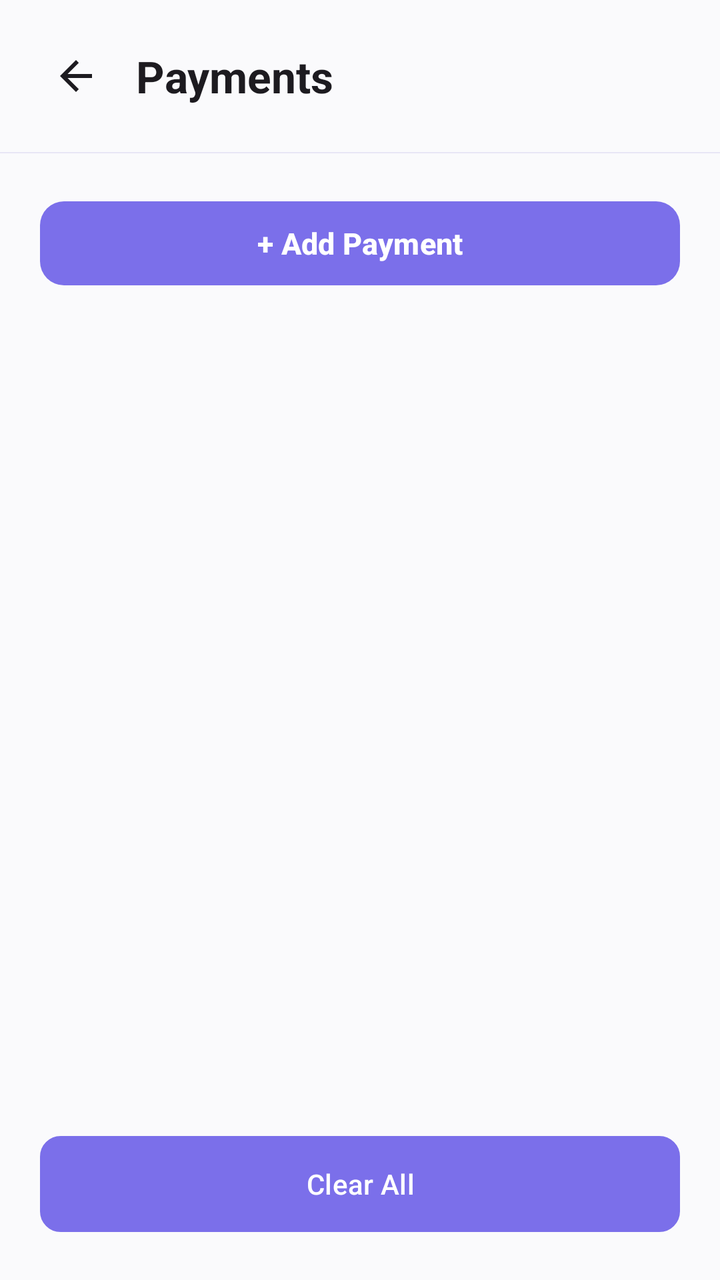
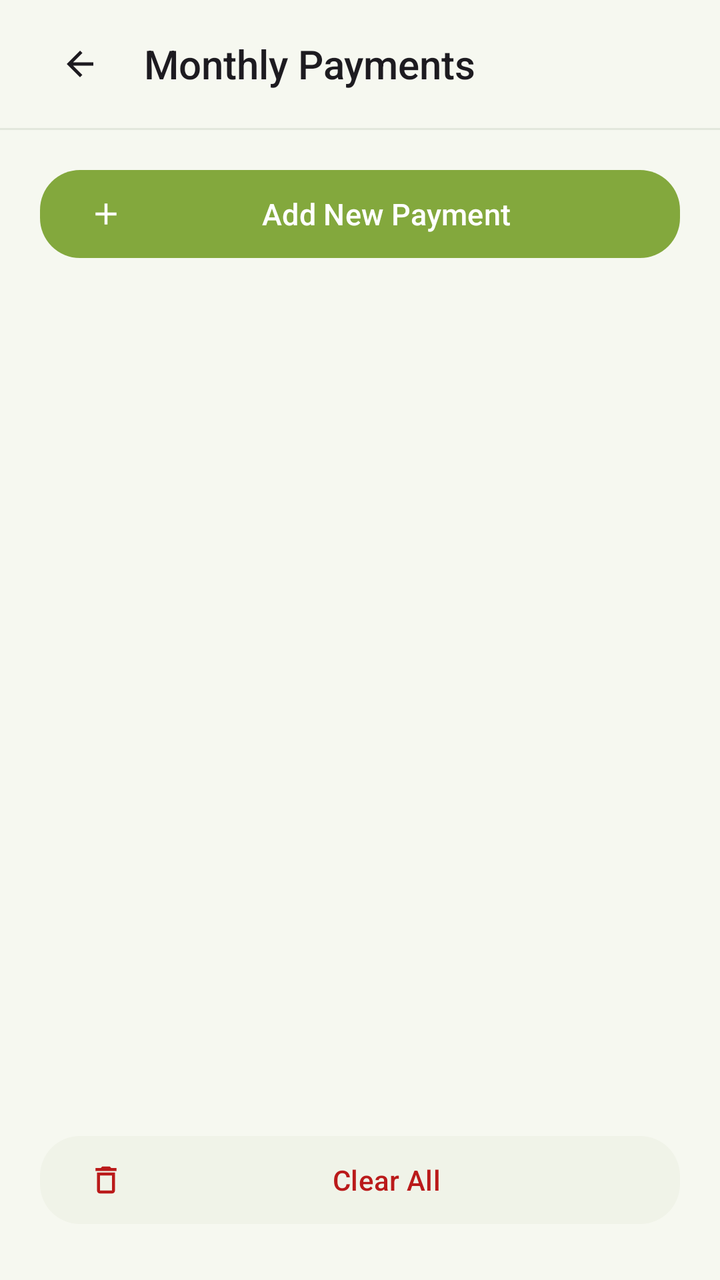

The first picture is an Android layout as it rendered before a commit; the second is the same layout after the commit. The layout source and the unified diff follow.
<!-- AndroidManifest.xml: application theme Theme.Reminder -->
<!-- res/layout/activity_monthly_payments.xml -->
<?xml version="1.0" encoding="utf-8"?>
<androidx.constraintlayout.widget.ConstraintLayout xmlns:android="http://schemas.android.com/apk/res/android"
    xmlns:app="http://schemas.android.com/apk/res-auto"
    xmlns:tools="http://schemas.android.com/tools"
    android:id="@+id/monthlyPaymentsLayout"
    android:layout_width="match_parent"
    android:layout_height="match_parent"
    android:background="@color/colorBackground"
    tools:context=".MonthlyPaymentsActivity">

    
    <RelativeLayout
        android:id="@+id/header"
        android:layout_width="0dp"
        android:layout_height="wrap_content"
        android:paddingHorizontal="20dp"
        android:paddingTop="24dp"
        android:paddingBottom="16dp"
        app:layout_constraintTop_toTopOf="parent"
        app:layout_constraintStart_toStartOf="parent"
        app:layout_constraintEnd_toEndOf="parent">

        <ImageView
            android:id="@+id/btnBack"
            android:layout_width="36dp"
            android:layout_height="36dp"
            android:src="@drawable/abc_ic_ab_back_material"
            android:padding="6dp"
            android:background="?attr/selectableItemBackgroundBorderless"
            android:layout_alignParentStart="true"
            android:layout_centerVertical="true"
            app:tint="?android:attr/textColorPrimary"
            android:contentDescription="Back" />

        <TextView
            android:layout_width="wrap_content"
            android:layout_height="wrap_content"
            android:layout_toEndOf="@id/btnBack"
            android:layout_marginStart="12dp"
            android:layout_centerVertical="true"
            android:text="Payments"
            android:textColor="@color/colorTextPrimary"
            android:textSize="22sp"
            android:textStyle="bold" />
    </RelativeLayout>

    
    <View
        android:id="@+id/headerDivider"
        android:layout_width="0dp"
        android:layout_height="0.5dp"
        android:background="@color/colorDivider"
        app:layout_constraintTop_toBottomOf="@id/header"
        app:layout_constraintStart_toStartOf="parent"
        app:layout_constraintEnd_toEndOf="parent" />

    
    <LinearLayout
        android:id="@+id/inputRow"
        android:layout_width="0dp"
        android:layout_height="wrap_content"
        android:orientation="vertical"
        android:paddingHorizontal="20dp"
        android:paddingTop="20dp"
        android:paddingBottom="12dp"
        app:layout_constraintTop_toBottomOf="@id/headerDivider"
        app:layout_constraintStart_toStartOf="parent"
        app:layout_constraintEnd_toEndOf="parent">

        <com.google.android.material.button.MaterialButton
            android:id="@+id/addPaymentButton"
            android:layout_width="match_parent"
            android:layout_height="50dp"
            android:text="+ Add Payment"
            android:textColor="#FFFFFF"
            android:textSize="15sp"
            android:textStyle="bold"
            app:cornerRadius="12dp"
            app:backgroundTint="@color/accent_purple" />
    </LinearLayout>

    
    <TextView
        android:id="@+id/txtNoPayments"
        android:layout_width="0dp"
        android:layout_height="wrap_content"
        android:text="No payments configured"
        android:textColor="@color/colorTextSecondary"
        android:textSize="13sp"
        android:paddingHorizontal="20dp"
        android:paddingVertical="12dp"
        android:visibility="gone"
        app:layout_constraintTop_toBottomOf="@id/inputRow"
        app:layout_constraintStart_toStartOf="parent"
        app:layout_constraintEnd_toEndOf="parent" />

    
    <androidx.recyclerview.widget.RecyclerView
        android:id="@+id/paymentRecyclerView"
        android:layout_width="0dp"
        android:layout_height="0dp"
        android:paddingHorizontal="20dp"
        android:paddingBottom="80dp"
        android:clipToPadding="false"
        app:layout_constraintTop_toBottomOf="@id/inputRow"
        app:layout_constraintBottom_toBottomOf="parent"
        app:layout_constraintStart_toStartOf="parent"
        app:layout_constraintEnd_toEndOf="parent" />

    
    <Button
        android:id="@+id/clearAllBtn"
        android:layout_width="0dp"
        android:layout_height="48dp"
        android:layout_marginHorizontal="20dp"
        android:layout_marginBottom="24dp"
        android:background="@drawable/rounded_secondary_button"
        android:text="@string/clear_all"
        android:textColor="#FFFFFF"
        android:textSize="14sp"
        app:layout_constraintBottom_toBottomOf="parent"
        app:layout_constraintStart_toStartOf="parent"
        app:layout_constraintEnd_toEndOf="parent" />

</androidx.constraintlayout.widget.ConstraintLayout>
<!-- resources referenced by this layout -->
<resources>
  <color name="accent_purple">@color/colorAccent</color>
  <color name="colorBackground">@color/light_background</color>
  <color name="colorDivider">@color/light_divider</color>
  <color name="colorTextPrimary">@color/light_text_primary</color>
  <color name="colorTextSecondary">@color/light_text_secondary</color>
  <!-- drawable rounded_secondary_button (drawable) -->
  <?xml version="1.0" encoding="utf-8"?>
  <ripple xmlns:android="http://schemas.android.com/apk/res/android"
      android:color="?attr/colorControlHighlight">
      <item android:id="@android:id/mask">
          <shape android:shape="rectangle">
              <solid android:color="@android:color/white" />
              <corners android:radius="10dp" />
          </shape>
      </item>
      <item>
          <shape android:shape="rectangle">
              <solid android:color="#2A1A1A" />
              <stroke android:width="0.5dp" android:color="#3A2020" />
              <corners android:radius="10dp" />
          </shape>
      </item>
  </ripple>
  <style name="Theme.Reminder" parent="Theme.Material3.DayNight.NoActionBar">
          <item name="colorPrimary">@color/accent_purple</item>
          <item name="colorOnPrimary">@color/white</item>
          <item name="colorSecondary">@color/accent_purple</item>
          <item name="colorOnSecondary">@color/white</item>
          <item name="android:statusBarColor">@color/colorBackground</item>
          <item name="android:windowLightStatusBar" tools:targetApi="m">true</item>
          <item name="android:timePickerMode">spinner</item>
  
          
          <item name="android:windowBackground">@color/light_background</item>
          <item name="colorSurface">@color/light_surface</item>
          <item name="colorOnSurface">@color/light_text_primary</item>
      </style>
  <color name="colorAccent">@color/light_primary</color>
  <color name="light_background">#FAFAFC</color>
  <color name="light_divider">#E8E6F5</color>
  <color name="light_text_primary">#1D1B20</color>
  <color name="light_text_secondary">#49454F</color>
  <color name="light_surface">#FFFFFF</color>
  <color name="light_primary">#7B6FEA</color>
  <!-- unchanged entries left out for length: 2 -->
</resources>

<!-- the commit's change to res/layout/activity_monthly_payments.xml (unified diff, before → after) -->
@@ -1,125 +1,117 @@
 <?xml version="1.0" encoding="utf-8"?>
-<androidx.constraintlayout.widget.ConstraintLayout xmlns:android="http://schemas.android.com/apk/res/android"
+<androidx.coordinatorlayout.widget.CoordinatorLayout xmlns:android="http://schemas.android.com/apk/res/android"
     xmlns:app="http://schemas.android.com/apk/res-auto"
     xmlns:tools="http://schemas.android.com/tools"
     android:id="@+id/monthlyPaymentsLayout"
     android:layout_width="match_parent"
     android:layout_height="match_parent"
-    android:background="@color/colorBackground"
+    android:background="?android:attr/windowBackground"
     tools:context=".MonthlyPaymentsActivity">
 
     
-    <RelativeLayout
-        android:id="@+id/header"
-        android:layout_width="0dp"
+    <com.google.android.material.appbar.AppBarLayout
+        android:id="@+id/appBarLayout"
+        android:layout_width="match_parent"
         android:layout_height="wrap_content"
-        android:paddingHorizontal="20dp"
-        android:paddingTop="24dp"
-        android:paddingBottom="16dp"
-        app:layout_constraintTop_toTopOf="parent"
-        app:layout_constraintStart_toStartOf="parent"
-        app:layout_constraintEnd_toEndOf="parent">
+        android:background="?android:attr/windowBackground"
+        app:elevation="0dp">
 
-        <ImageView
-            android:id="@+id/btnBack"
-            android:layout_width="36dp"
-            android:layout_height="36dp"
-            android:src="@drawable/abc_ic_ab_back_material"
-            android:padding="6dp"
-            android:background="?attr/selectableItemBackgroundBorderless"
-            android:layout_alignParentStart="true"
-            android:layout_centerVertical="true"
-            app:tint="?android:attr/textColorPrimary"
-            android:contentDescription="Back" />
+        <LinearLayout
+            android:id="@+id/header"
+            android:layout_width="match_parent"
+            android:layout_height="?attr/actionBarSize"
+            android:orientation="horizontal"
+            android:gravity="center_vertical"
+            android:paddingHorizontal="16dp">
 
-        <TextView
-            android:layout_width="wrap_content"
+            <com.google.android.material.button.MaterialButton
+                android:id="@+id/btnBack"
+                style="@style/Widget.Material3.Button.IconButton"
+                android:layout_width="48dp"
+                android:layout_height="48dp"
+                app:icon="@drawable/ic_ms_arrow_back"
+                app:iconTint="?android:attr/textColorPrimary"
+                android:contentDescription="Back" />
+
+            <TextView
+                android:layout_width="wrap_content"
+                android:layout_height="wrap_content"
+                android:text="Monthly Payments"
+                android:textColor="?android:attr/textColorPrimary"
+                android:textSize="20sp"
+                android:fontFamily="sans-serif-medium"
+                android:layout_marginStart="8dp" />
+        </LinearLayout>
+
+        <View
+            android:id="@+id/headerDivider"
+            android:layout_width="match_parent"
+            android:layout_height="1dp"
+            android:background="@color/colorDivider" />
+    </com.google.android.material.appbar.AppBarLayout>
+
+    <androidx.core.widget.NestedScrollView
+        android:layout_width="match_parent"
+        android:layout_height="match_parent"
+        android:fillViewport="true"
+        android:paddingBottom="96dp"
+        android:clipToPadding="false"
+        app:layout_behavior="@string/appbar_scrolling_view_behavior">
+
+        <LinearLayout
+            android:layout_width="match_parent"
             android:layout_height="wrap_content"
-            android:layout_toEndOf="@id/btnBack"
-            android:layout_marginStart="12dp"
-            android:layout_centerVertical="true"
-            android:text="Payments"
-            android:textColor="@color/colorTextPrimary"
-            android:textSize="22sp"
-            android:textStyle="bold" />
-    </RelativeLayout>
+            android:orientation="vertical"
+            android:paddingHorizontal="20dp"
+            android:paddingTop="16dp"
+            android:paddingBottom="24dp">
+
+            
+            <com.google.android.material.button.MaterialButton
+                android:id="@+id/addPaymentButton"
+                style="@style/Widget.Reminder.Button.Primary"
+                android:layout_width="match_parent"
+                android:layout_height="52dp"
+                android:text="Add New Payment"
+                app:icon="@drawable/ic_ms_add"
+                app:iconTint="@color/white"
+                android:textSize="15sp"
+                android:layout_marginBottom="16dp" />
+
+            
+            <TextView
+                android:id="@+id/txtNoPayments"
+                android:layout_width="match_parent"
+                android:layout_height="wrap_content"
+                android:text="No recurring payments scheduled"
+                android:textColor="?android:attr/textColorSecondary"
+                android:textSize="13sp"
+                android:gravity="center"
+                android:paddingVertical="32dp"
+                android:visibility="gone" />
+
+            
+            <androidx.recyclerview.widget.RecyclerView
+                android:id="@+id/paymentRecyclerView"
+                android:layout_width="match_parent"
+                android:layout_height="wrap_content"
+                android:nestedScrollingEnabled="false" />
+
+        </LinearLayout>
+    </androidx.core.widget.NestedScrollView>
 
     
-    <View
-        android:id="@+id/headerDivider"
-        android:layout_width="0dp"
-        android:layout_height="0.5dp"
-        android:background="@color/colorDivider"
-        app:layout_constraintTop_toBottomOf="@id/header"
-        app:layout_constraintStart_toStartOf="parent"
-        app:layout_constraintEnd_toEndOf="parent" />
-
-    
-    <LinearLayout
-        android:id="@+id/inputRow"
-        android:layout_width="0dp"
-        android:layout_height="wrap_content"
-        android:orientation="vertical"
-        android:paddingHorizontal="20dp"
-        android:paddingTop="20dp"
-        android:paddingBottom="12dp"
-        app:layout_constraintTop_toBottomOf="@id/headerDivider"
-        app:layout_constraintStart_toStartOf="parent"
-        app:layout_constraintEnd_toEndOf="parent">
-
-        <com.google.android.material.button.MaterialButton
-            android:id="@+id/addPaymentButton"
-            android:layout_width="match_parent"
-            android:layout_height="50dp"
-            android:text="+ Add Payment"
-            android:textColor="#FFFFFF"
-            android:textSize="15sp"
-            android:textStyle="bold"
-            app:cornerRadius="12dp"
-            app:backgroundTint="@color/accent_purple" />
-    </LinearLayout>
-
-    
-    <TextView
-        android:id="@+id/txtNoPayments"
-        android:layout_width="0dp"
-        android:layout_height="wrap_content"
-        android:text="No payments configured"
-        android:textColor="@color/colorTextSecondary"
-        android:textSize="13sp"
-        android:paddingHorizontal="20dp"
-        android:paddingVertical="12dp"
-        android:visibility="gone"
-        app:layout_constraintTop_toBottomOf="@id/inputRow"
-        app:layout_constraintStart_toStartOf="parent"
-        app:layout_constraintEnd_toEndOf="parent" />
-
-    
-    <androidx.recyclerview.widget.RecyclerView
-        android:id="@+id/paymentRecyclerView"
-        android:layout_width="0dp"
-        android:layout_height="0dp"
-        android:paddingHorizontal="20dp"
-        android:paddingBottom="80dp"
-        android:clipToPadding="false"
-        app:layout_constraintTop_toBottomOf="@id/inputRow"
-        app:layout_constraintBottom_toBottomOf="parent"
-        app:layout_constraintStart_toStartOf="parent"
-        app:layout_constraintEnd_toEndOf="parent" />
-
-    
-    <Button
+    <com.google.android.material.button.MaterialButton
         android:id="@+id/clearAllBtn"
-        android:layout_width="0dp"
-        android:layout_height="48dp"
+        style="@style/Widget.Reminder.Button.Tonal"
+        android:layout_width="match_parent"
+        android:layout_height="52dp"
+        android:layout_gravity="bottom"
         android:layout_marginHorizontal="20dp"
         android:layout_marginBottom="24dp"
-        android:background="@drawable/rounded_secondary_button"
         android:text="@string/clear_all"
-        android:textColor="#FFFFFF"
-        android:textSize="14sp"
-        app:layout_constraintBottom_toBottomOf="parent"
-        app:layout_constraintStart_toStartOf="parent"
-        app:layout_constraintEnd_toEndOf="parent" />
+        android:textColor="@color/colorDelete"
+        app:icon="@drawable/ic_ms_delete"
+        app:iconTint="@color/colorDelete" />
 
-</androidx.constraintlayout.widget.ConstraintLayout>
+</androidx.coordinatorlayout.widget.CoordinatorLayout>
<!-- resource entries referenced after the edit -->
@@ -1,49 +1,165 @@
 <!-- resources referenced by this layout -->
 <resources>
-  <color name="accent_purple">@color/colorAccent</color>
-  <color name="colorBackground">@color/light_background</color>
-  <color name="colorDivider">@color/light_divider</color>
-  <color name="colorTextPrimary">@color/light_text_primary</color>
-  <color name="colorTextSecondary">@color/light_text_secondary</color>
-  <!-- drawable rounded_secondary_button (drawable) -->
-  <?xml version="1.0" encoding="utf-8"?>
-  <ripple xmlns:android="http://schemas.android.com/apk/res/android"
-      android:color="?attr/colorControlHighlight">
-      <item android:id="@android:id/mask">
-          <shape android:shape="rectangle">
-              <solid android:color="@android:color/white" />
-              <corners android:radius="10dp" />
-          </shape>
-      </item>
-      <item>
-          <shape android:shape="rectangle">
-              <solid android:color="#2A1A1A" />
-              <stroke android:width="0.5dp" android:color="#3A2020" />
-              <corners android:radius="10dp" />
-          </shape>
-      </item>
-  </ripple>
+  <color name="colorDelete">#BA1A1A</color>
+  <color name="colorBackground">@color/gl_background</color>
+  <color name="colorSurface">@color/gl_surface</color>
+  <color name="colorDivider">@color/gl_outline_variant</color>
+  <!-- drawable ic_ms_add (drawable) -->
+  <vector xmlns:android="http://schemas.android.com/apk/res/android"
+      android:width="24dp"
+      android:height="24dp"
+      android:viewportWidth="24"
+      android:viewportHeight="24"
+      android:tint="?attr/colorControlNormal">
+      <path
+          android:fillColor="@android:color/white"
+          android:pathData="M19,13h-6v6h-2v-6H5v-2h6V5h2v6h6v2z" />
+  </vector>
+  <!-- drawable ic_ms_arrow_back (drawable) -->
+  <vector xmlns:android="http://schemas.android.com/apk/res/android"
+      android:width="24dp"
+      android:height="24dp"
+      android:viewportWidth="24"
+      android:viewportHeight="24"
+      android:tint="?attr/colorControlNormal">
+      <path
+          android:fillColor="@android:color/white"
+          android:pathData="M20,11H7.83l5.59,-5.59L12,4l-8,8 8,8 1.41,-1.41L7.83,13H20v-2z" />
+  </vector>
+  <!-- drawable ic_ms_delete (drawable) -->
+  <vector xmlns:android="http://schemas.android.com/apk/res/android"
+      android:width="24dp"
+      android:height="24dp"
+      android:viewportWidth="24"
+      android:viewportHeight="24"
+      android:tint="?attr/colorControlNormal">
+      <path
+          android:fillColor="@android:color/white"
+          android:pathData="M16,9v10H8V9h8m-1.5,-6h-5l-1,1H5v2h14V4h-3.5l-1,-1zM18,7H6v12c0,1.1 0.9,2 2,2h8c1.1,0 2,-0.9 2,-2V7z" />
+  </vector>
+  <style name="Widget.Reminder.Button.Primary" parent="Widget.Material3.Button">
+          <item name="backgroundTint">@color/gl_primary</item>
+          <item name="android:textColor">@color/white</item>
+          <item name="cornerRadius">20dp</item>
+          <item name="android:minHeight">@dimen/touch_target_min</item>
+          <item name="rippleColor">#33FFFFFF</item>
+      </style>
+  <style name="Widget.Reminder.Button.Tonal" parent="Widget.Material3.Button.TonalButton">
+          <item name="backgroundTint">@color/colorSurfaceVariant</item>
+          <item name="android:textColor">@color/colorTextPrimary</item>
+          <item name="cornerRadius">20dp</item>
+          <item name="android:minHeight">@dimen/touch_target_min</item>
+          <item name="rippleColor">@color/colorDivider</item>
+      </style>
+  <color name="colorTextPrimary">@color/gl_text_primary</color>
+  <color name="gl_tertiary">#D9EBA9</color>
+  <color name="gl_secondary">#B2D66C</color>
+  <color name="gl_graphite">#191D19</color>
+  <color name="gl_surface_elevated">#F0F3E8</color>
+  <color name="colorTextSecondary">@color/gl_text_secondary</color>
+  <color name="colorSurfaceBorder">@color/gl_outline</color>
+  <color name="colorDeleteContainer">#FFDAD6</color>
+  <color name="colorOnDeleteContainer">#410002</color>
+  <style name="Animation.Reminder.Activity" parent="@android:style/Animation.Activity">
+          <item name="android:activityOpenEnterAnimation">@anim/slide_in_right</item>
+          <item name="android:activityOpenExitAnimation">@anim/slide_out_left</item>
+          <item name="android:activityCloseEnterAnimation">@anim/slide_in_left</item>
+          <item name="android:activityCloseExitAnimation">@anim/slide_out_right</item>
+      </style>
+  <style name="Widget.Reminder.CardView" parent="Widget.Material3.CardView.Filled">
+          <item name="cardBackgroundColor">@color/colorSurface</item>
+          <item name="strokeColor">@color/colorDivider</item>
+          <item name="strokeWidth">@dimen/card_stroke_width</item>
+          <item name="cardElevation">@dimen/card_elevation</item>
+          <item name="shapeAppearanceOverlay">@style/ShapeAppearance.Reminder.Card</item>
+      </style>
+  <style name="Widget.Reminder.TextInputLayout" parent="Widget.Material3.TextInputLayout.OutlinedBox">
+          <item name="boxStrokeColor">@color/gl_primary</item>
+          <item name="boxCornerRadiusTopStart">12dp</item>
+          <item name="boxCornerRadiusTopEnd">12dp</item>
+          <item name="boxCornerRadiusBottomStart">12dp</item>
+          <item name="boxCornerRadiusBottomEnd">12dp</item>
+          <item name="hintTextColor">@color/gl_primary</item>
+          <item name="boxStrokeWidth">1dp</item>
+          <item name="boxStrokeWidthFocused">2dp</item>
+      </style>
+  <style name="Widget.Reminder.BottomNavigation" parent="Widget.Material3.BottomNavigationView">
+          <item name="backgroundTint">@color/colorSurface</item>
+          <item name="itemIconTint">@color/nav_item_icon_tint</item>
+          <item name="itemTextColor">@color/nav_item_text_tint</item>
+          <item name="itemActiveIndicatorStyle">@style/Widget.Reminder.BottomNavigation.Indicator</item>
+          <item name="elevation">3dp</item>
+      </style>
+  <style name="ThemeOverlay.Reminder.MaterialAlertDialog" parent="ThemeOverlay.Material3.MaterialAlertDialog">
+          <item name="shapeAppearanceOverlay">@style/ShapeAppearance.Reminder.Card</item>
+          <item name="colorSurface">@color/colorSurface</item>
+          <item name="colorPrimary">@color/gl_primary</item>
+      </style>
+  <color name="gl_text_primary">#191D19</color>
+  <color name="gl_background">#F6F8F0</color>
+  <color name="gl_surface">#FFFFFF</color>
+  <color name="gl_text_secondary">#596250</color>
+  <color name="gl_outline">#D2DAC7</color>
+  <dimen name="card_stroke_width">1dp</dimen>
+  <dimen name="card_elevation">1dp</dimen>
+  <style name="ShapeAppearance.Reminder.Card" parent="ShapeAppearance.Material3.Corner.Medium">
+          <item name="cornerSize">16dp</item>
+      </style>
+  <style name="Widget.Reminder.BottomNavigation.Indicator" parent="Widget.Material3.BottomNavigationView.ActiveIndicator">
+          <item name="android:color">@color/gl_tertiary</item>
+          <item name="android:width">60dp</item>
+          <item name="android:height">32dp</item>
+      </style>
   <style name="Theme.Reminder" parent="Theme.Material3.DayNight.NoActionBar">
-          <item name="colorPrimary">@color/accent_purple</item>
+          
+          <item name="colorPrimary">@color/gl_primary</item>
           <item name="colorOnPrimary">@color/white</item>
-          <item name="colorSecondary">@color/accent_purple</item>
-          <item name="colorOnSecondary">@color/white</item>
+          <item name="colorPrimaryContainer">@color/gl_tertiary</item>
+          <item name="colorOnPrimaryContainer">#1B2609</item>
+  
+          
+          <item name="colorSecondary">@color/gl_secondary</item>
+          <item name="colorOnSecondary">@color/gl_graphite</item>
+          <item name="colorSecondaryContainer">@color/gl_surface_elevated</item>
+          <item name="colorOnSecondaryContainer">@color/gl_graphite</item>
+          <item name="colorTertiary">@color/gl_tertiary</item>
+          <item name="colorOnTertiary">@color/gl_graphite</item>
+  
+          
+          <item name="android:windowBackground">@color/colorBackground</item>
+          <item name="colorSurface">@color/colorSurface</item>
+          <item name="colorOnSurface">@color/colorTextPrimary</item>
+          <item name="colorSurfaceVariant">@color/colorSurfaceVariant</item>
+          <item name="colorOnSurfaceVariant">@color/colorTextSecondary</item>
+          <item name="colorOutline">@color/colorSurfaceBorder</item>
+          <item name="colorOutlineVariant">@color/colorDivider</item>
+  
+          
+          <item name="colorError">@color/colorDelete</item>
+          <item name="colorOnError">@color/white</item>
+          <item name="colorErrorContainer">@color/colorDeleteContainer</item>
+          <item name="colorOnErrorContainer">@color/colorOnDeleteContainer</item>
+  
+          
           <item name="android:statusBarColor">@color/colorBackground</item>
           <item name="android:windowLightStatusBar" tools:targetApi="m">true</item>
-          <item name="android:timePickerMode">spinner</item>
+          <item name="android:navigationBarColor">@color/colorBackground</item>
+          <item name="android:windowLightNavigationBar" tools:targetApi="o_mr1">true</item>
   
           
-          <item name="android:windowBackground">@color/light_background</item>
-          <item name="colorSurface">@color/light_surface</item>
-          <item name="colorOnSurface">@color/light_text_primary</item>
+          <item name="android:windowAnimationStyle">@style/Animation.Reminder.Activity</item>
+  
+          
+          <item name="materialCardViewStyle">@style/Widget.Reminder.CardView</item>
+          <item name="materialButtonStyle">@style/Widget.Reminder.Button.Primary</item>
+          <item name="textInputStyle">@style/Widget.Reminder.TextInputLayout</item>
+          <item name="bottomNavigationStyle">@style/Widget.Reminder.BottomNavigation</item>
+          <item name="materialAlertDialogTheme">@style/ThemeOverlay.Reminder.MaterialAlertDialog</item>
       </style>
-  <color name="colorAccent">@color/light_primary</color>
-  <color name="light_background">#FAFAFC</color>
-  <color name="light_divider">#E8E6F5</color>
-  <color name="light_text_primary">#1D1B20</color>
-  <color name="light_text_secondary">#49454F</color>
-  <color name="light_surface">#FFFFFF</color>
-  <color name="light_primary">#7B6FEA</color>
+  <color name="gl_outline_variant">#E2E8DC</color>
+  <color name="gl_primary">#83A83D</color>
+  <dimen name="touch_target_min">48dp</dimen>
+  <color name="colorSurfaceVariant">@color/gl_surface_elevated</color>
   <!-- unchanged entries left out for length: 2 -->
 </resources>
 
